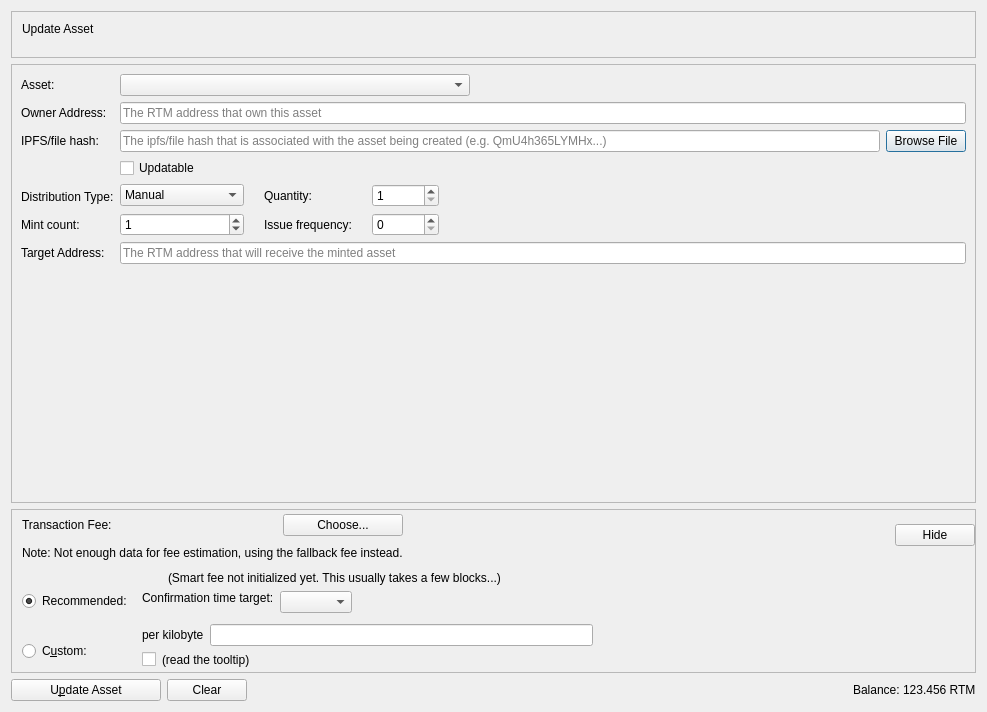
First picture: the form in src/qt/forms/updateassetsdialog.ui, repository stabner/HashmonkeyCoin, before the edit.
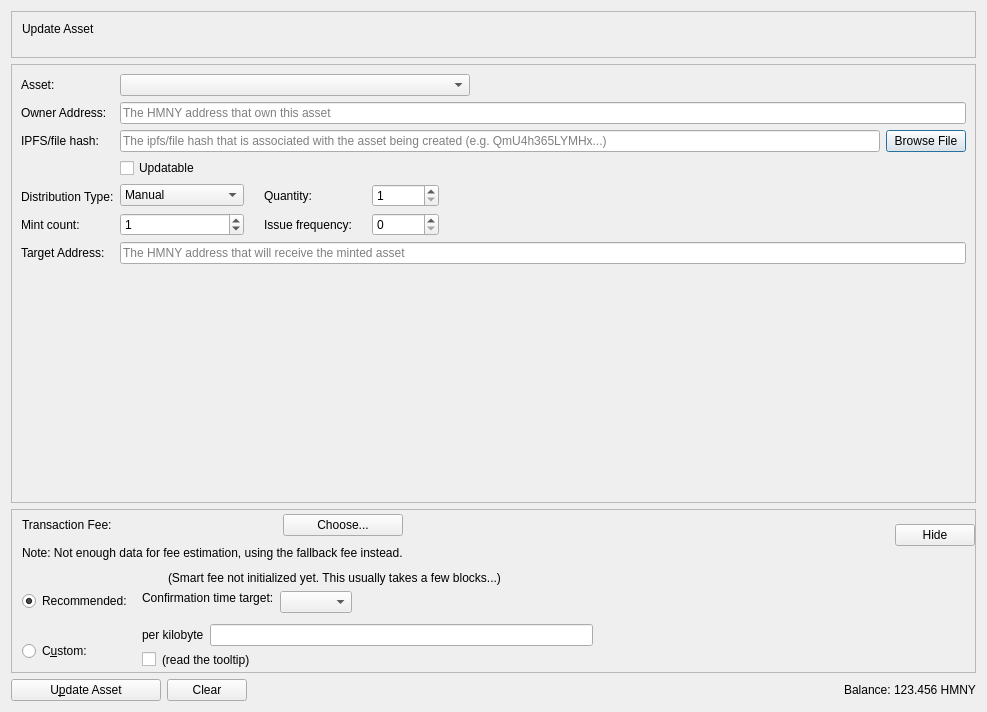
Second picture: the form after the edit. Custom widgets are drawn as their Qt base class.

Commit message: Replace RTM/tRTM currency units with HMNY/tHMNY branding

```diff
--- a/src/qt/forms/updateassetsdialog.ui
+++ b/src/qt/forms/updateassetsdialog.ui
@@ -195,7 +195,7 @@
                <string>&lt;html&gt;&lt;head/&gt;&lt;body&gt;&lt;p&gt;The RTM address that will receive the minted asset&lt;/p&gt;&lt;/body&gt;&lt;/html&gt;</string>
               </property>
               <property name="placeholderText">
-               <string>The RTM address that will receive the minted asset</string>
+               <string>The HMNY address that will receive the minted asset</string>
               </property>
              </widget>
             </item>
@@ -377,7 +377,7 @@
                <string/>
               </property>
               <property name="placeholderText">
-               <string>The RTM address that own this asset</string>
+               <string>The HMNY address that own this asset</string>
               </property>
              </widget>
             </item>
@@ -997,7 +997,7 @@
           <enum>Qt::LeftToRight</enum>
          </property>
          <property name="text">
-          <string>123.456 RTM</string>
+          <string>123.456 HMNY</string>
          </property>
          <property name="textInteractionFlags">
           <set>Qt::LinksAccessibleByMouse|Qt::TextSelectableByKeyboard|Qt::TextSelectableByMouse</set>
```
Left out of the diff: 8 changed lines with no effect on the pictures. The commit also changes 10 other files.
